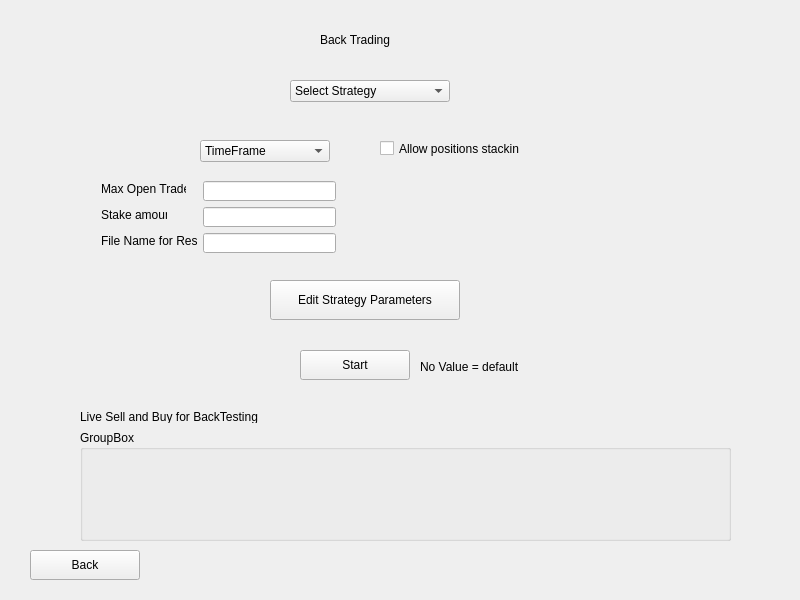
First picture: the form in freqtrade/GUI/backtesting.ui, repository Sypers/SeniorProject, before the edit.
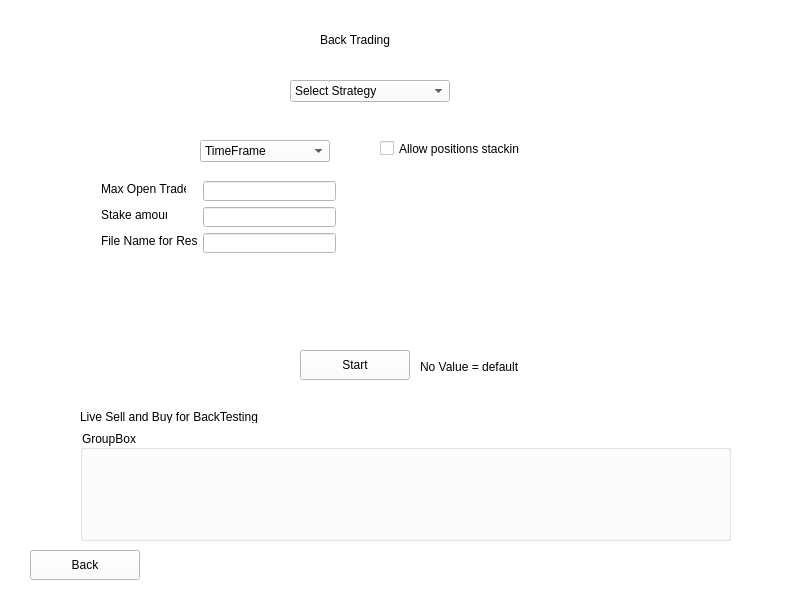
Second picture: the form after the edit.

Commit message: Change Edit Strategy to Customize Strategy and nearly Completed , Added multiple Exception Handler(Creating own Exceptions )  , Change The Main Window added (Customize Strategy , about Us, etc...)  ,

What changed in the file:
```diff
--- a/freqtrade/GUI/backtesting.ui
+++ b/freqtrade/GUI/backtesting.ui
@@ -13,6 +13,9 @@
   <property name="windowTitle">
    <string>Back Testing</string>
   </property>
+  <property name="styleSheet">
+   <string notr="true">background-color: rgb(255, 255, 255);</string>
+  </property>
   <widget class="QWidget" name="centralwidget">
    <widget class="QLabel" name="label">
     <property name="geometry">
@@ -165,19 +168,6 @@
      </rect>
     </property>
    </widget>
-   <widget class="QPushButton" name="editstrategy">
-    <property name="geometry">
-     <rect>
-      <x>270</x>
-      <y>280</y>
-      <width>190</width>
-      <height>40</height>
-     </rect>
-    </property>
-    <property name="text">
-     <string>Edit Strategy Parameters</string>
-    </property>
-   </widget>
    <widget class="QPushButton" name="start">
     <property name="geometry">
      <rect>
```
The commit also changes 9 other files.
